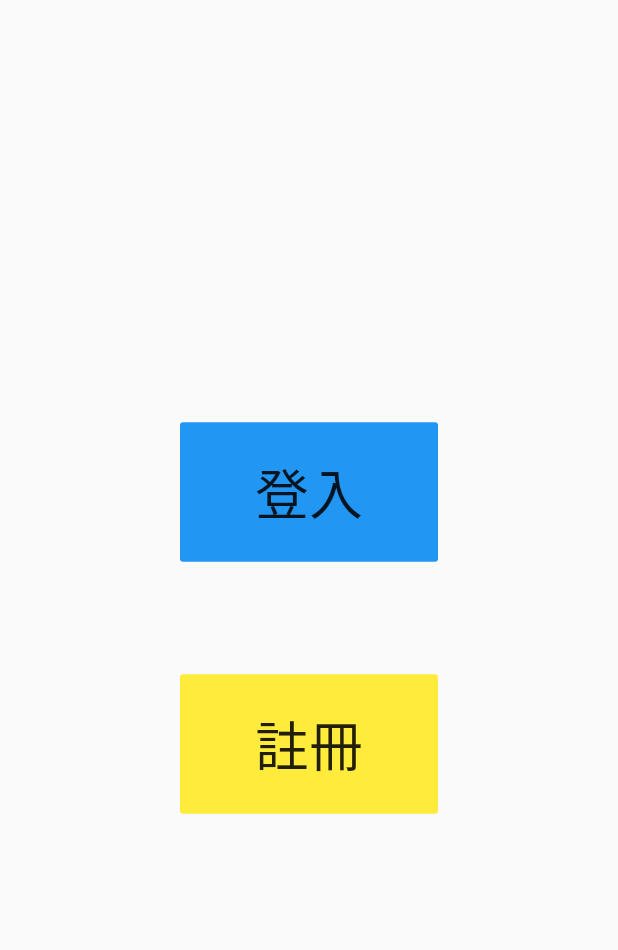
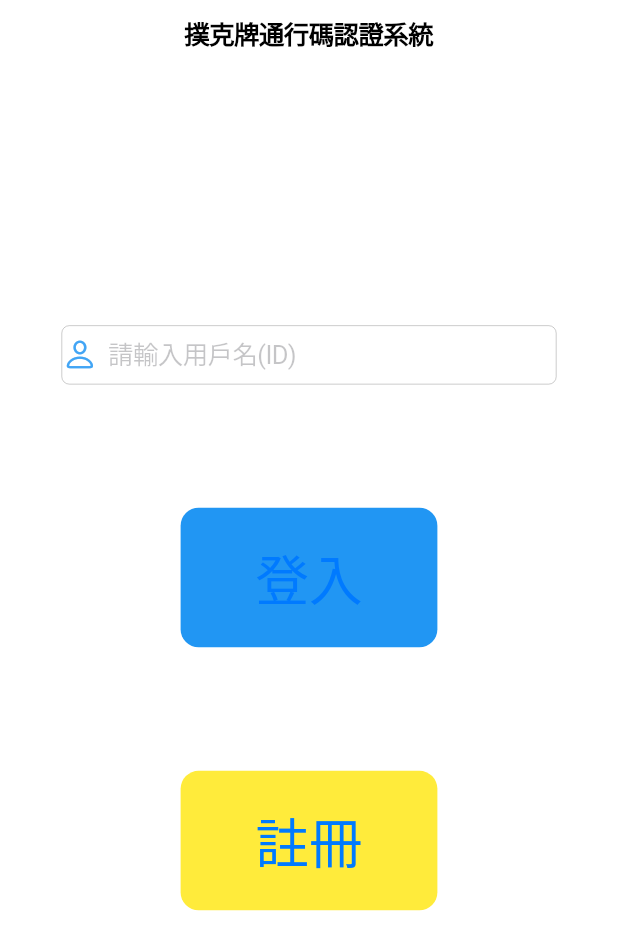
Before and after one commit to ACS106129/pokerpass, a Flutter app: the screen it shows after launch, on a phone screen of 412 x 824 dp. Shown: the top 950 px of the screen. Run offline on Flutter 3.47's test engine with Material 2 defaults, Android fonts, the phone set to English and light mode, and no system bars; missing offline and left inert: window_size.

Commit message:
Add basic setting profile

```diff
--- /dev/null
+++ b/lib/home_page.dart
@@ -0,0 +1,98 @@
+import 'package:flutter/cupertino.dart';
+import 'package:flutter/material.dart';
+import 'package:flutter/services.dart';
+import 'package:pokerpass/setting/Setting.dart' as setting;
+
+class HomePage extends StatefulWidget {
+  final String title;
+  HomePage({Key key, this.title}) : super(key: key);
+  @override
+  _HomePageState createState() => _HomePageState();
+}
+
+class _HomePageState extends State<HomePage> {
+  @override
+  Widget build(BuildContext context) {
+    return CupertinoPageScaffold(
+      navigationBar: !setting.isDesktop
+          ? CupertinoNavigationBar(
+              middle: const Text('撲克牌通行碼認證系統'),
+            )
+          : null,
+      child: Center(
+        child: _homePageContent(context),
+      ),
+    );
+  }
+
+  Widget _homePageContent(BuildContext context) {
+    return Column(
+      mainAxisAlignment: MainAxisAlignment.center,
+      children: <Widget>[
+        Container(
+          width: MediaQuery.of(context).size.width * 0.8,
+          child: Column(
+            children: [
+              CupertinoTextField(
+                prefix: Icon(
+                  CupertinoIcons.person,
+                  color: CupertinoDynamicColor.withBrightness(
+                    color: Colors.blue.shade400,
+                    darkColor: Colors.blue.shade800,
+                  ),
+                ),
+                inputFormatters: [
+                  FilteringTextInputFormatter(
+                    RegExp(r'^[A-Za-z0-9]{0,20}'),
+                    allow: true,
+                  ),
+                ],
+                /*decoration: BoxDecoration(
+                  color: CupertinoDynamicColor.withBrightness(
+                    color: CupertinoColors.white,
+                    darkColor: CupertinoColors.black,
+                  ),
+                  border: _kDefaultRoundedBorder,
+                  borderRadius: BorderRadius.all(Radius.circular(5.0)),
+                ),*/
+                cursorColor: Colors.blue.shade200,
+                placeholder: '請輸入用戶名(ID)',
+                maxLines: 1,
+              ),
+            ],
+          ),
+        ),
+        SizedBox(
+          height: MediaQuery.of(context).size.height / 10,
+        ),
+        CupertinoButton(
+          onPressed: () {},
+          child: Text(
+            '登入',
+            style: TextStyle(fontSize: 36),
+          ),
+          color: Colors.blue,
+          padding: const EdgeInsets.symmetric(
+            horizontal: 50,
+            vertical: 20,
+          ),
+        ),
+        SizedBox(
+          height: MediaQuery.of(context).size.height / 10,
+        ),
+        CupertinoButton(
+          onPressed: () {},
+          child: Text(
+            '註冊',
+            style: TextStyle(fontSize: 36),
+          ),
+          color: Colors.yellow,
+          padding: const EdgeInsets.symmetric(
+            horizontal: 50,
+            vertical: 20,
+          ),
+        ),
+      ],
+    );
+  }
+}
--- a/lib/main.dart
+++ b/lib/main.dart
@@ -1,88 +1,42 @@
-import 'dart:io';
 import 'dart:ui';
+
+import 'package:flutter/cupertino.dart';
+import 'package:flutter/material.dart';
+import 'package:pokerpass/setting/Setting.dart' as setting;
 import 'package:window_size/window_size.dart';
 
-import 'package:flutter/material.dart';
-import 'package:flutter_localizations/flutter_localizations.dart';
+import 'home_page.dart';
 
 void main() {
   WidgetsFlutterBinding.ensureInitialized();
-  if (Platform.isLinux || Platform.isMacOS || Platform.isWindows) {
+  // windows sizebox will be disabled, others preserve it
+  if (setting.isDesktop) {
     getCurrentScreen().then((screen) {
       setWindowFrame(Rect.fromCenter(
           center: screen.frame.center,
-          width: MyApp.WIDTH,
-          height: MyApp.HEIGHT));
+          width: setting.width,
+          height: setting.height));
     });
     setWindowTitle('PokerPass');
-    setWindowMinSize(Size(MyApp.WIDTH, MyApp.HEIGHT));
-    setWindowMaxSize(Size(MyApp.WIDTH, MyApp.HEIGHT));
+    setWindowMinSize(Size(setting.width, setting.height));
+    setWindowMaxSize(Size(setting.width, setting.height));
   }
   runApp(MyApp());
 }
 
 class MyApp extends StatelessWidget {
-  static const WIDTH = 800.0;
-  static const HEIGHT = 600.0;
-
   @override
   Widget build(BuildContext context) {
-    return MaterialApp(
+    return CupertinoApp(
       title: 'PokerPass System',
-      theme: ThemeData(
-        primarySwatch: Colors.red,
-        visualDensity: VisualDensity.adaptivePlatformDensity,
+      theme: CupertinoThemeData(
+        brightness: setting.isTest ? Brightness.dark : null,
+        scaffoldBackgroundColor: CupertinoDynamicColor.withBrightness(
+          color: Colors.white,
+          darkColor: Colors.grey.shade900,
+        ),
       ),
-      home: MyHomePage(title: 'PokerPass'),
+      home: HomePage(title: 'PokerPass'),
     );
   }
 }
-
-class MyHomePage extends StatefulWidget {
-  MyHomePage({Key key, this.title}) : super(key: key);
-  final String title;
-  @override
-  _MyHomePageState createState() => _MyHomePageState();
-}
-
-class _MyHomePageState extends State<MyHomePage> {
-  @override
-  Widget build(BuildContext context) {
-    return Scaffold(
-      body: Center(
-        child: Column(
-          mainAxisAlignment: MainAxisAlignment.center,
-          children: <Widget>[
-            FlatButton(
-              onPressed: () {},
-              child: Text(
-                '登入',
-                style: TextStyle(fontSize: 36),
-              ),
-              color: Colors.blue,
-              padding: const EdgeInsets.symmetric(
-                horizontal: 50,
-                vertical: 20,
-              ),
-            ),
-            const SizedBox(
-              height: 75,
-            ),
-            FlatButton(
-              onPressed: () {},
-              child: Text(
-                '註冊',
-                style: TextStyle(fontSize: 36),
-              ),
-              color: Colors.yellow,
-              padding: const EdgeInsets.symmetric(
-                horizontal: 50,
-                vertical: 20,
-              ),
-            ),
-          ],
-        ),
-      ),
-    );
-  }
-}
--- /dev/null
+++ b/lib/register_page.dart
@@ -0,0 +1,13 @@
+import 'package:flutter/cupertino.dart';
+
+class RegisterPage extends StatefulWidget {
+  @override
+  _RegisterPageState createState() => _RegisterPageState();
+}
+
+class _RegisterPageState extends State<RegisterPage> {
+  @override
+  Widget build(BuildContext context) {
+    return Container();
+  }
+}
--- /dev/null
+++ b/lib/setting/Setting.dart
@@ -0,0 +1,6 @@
+import 'dart:io';
+
+const height = 600.0;
+const isTest = false;
+const width = 800.0;
+final isDesktop = Platform.isWindows || Platform.isMacOS || Platform.isLinux;
```
